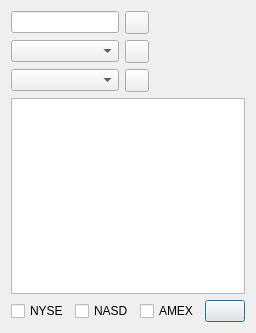
First picture: the form in tickerneighbors.ui, repository HappySeaFox/tht, before the edit.
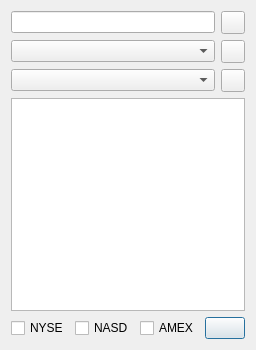
Second picture: the form after the edit. Icons and pictures are not drawn.

Diff of the .ui file:
```diff
--- a/tickerneighbors.ui
+++ b/tickerneighbors.ui
@@ -6,15 +6,13 @@
    <rect>
     <x>0</x>
     <y>0</y>
-    <width>186</width>
-    <height>333</height>
+    <width>224</width>
+    <height>350</height>
    </rect>
   </property>
   <property name="windowTitle">
    <string>Industries</string>
   </property>
-  <layout class="QGridLayout" name="gridLayout_3">
-   <item row="0" column="0">
     <layout class="QGridLayout" name="gridLayout_2">
      <item row="0" column="0">
       <widget class="QLineEdit" name="lineTicker"/>
@@ -38,19 +36,6 @@
        </property>
       </widget>
      </item>
-     <item row="1" column="2">
-      <spacer name="horizontalSpacer">
-       <property name="orientation">
-        <enum>Qt::Horizontal</enum>
-       </property>
-       <property name="sizeHint" stdset="0">
-        <size>
-         <width>0</width>
-         <height>20</height>
-        </size>
-       </property>
-      </spacer>
-     </item>
      <item row="2" column="0">
       <widget class="QComboBox" name="comboIndustry"/>
      </item>
@@ -62,9 +47,7 @@
        </property>
       </widget>
      </item>
-    </layout>
-   </item>
-   <item row="1" column="0">
+   <item row="3" column="0" colspan="2">
     <widget class="QListView" name="list">
      <property name="selectionMode">
       <enum>QAbstractItemView::ExtendedSelection</enum>
@@ -80,7 +63,7 @@
      </property>
     </widget>
    </item>
-   <item row="2" column="0">
+   <item row="4" column="0" colspan="2">
     <layout class="QGridLayout" name="gridLayout">
      <item row="0" column="0">
       <widget class="QCheckBox" name="checkNyse">
@@ -117,14 +100,7 @@
       </spacer>
      </item>
      <item row="0" column="4">
-      <widget class="QPushButton" name="pushCopy">
-       <property name="sizePolicy">
-        <sizepolicy hsizetype="Minimum" vsizetype="Fixed">
-         <horstretch>1</horstretch>
-         <verstretch>0</verstretch>
-        </sizepolicy>
-       </property>
-      </widget>
+      <widget class="QPushButton" name="pushCopy"/>
      </item>
     </layout>
    </item>
```
Left out of the diff: 32 changed lines with no effect on the pictures. Lines whose indentation alone changed are shown as unchanged.
